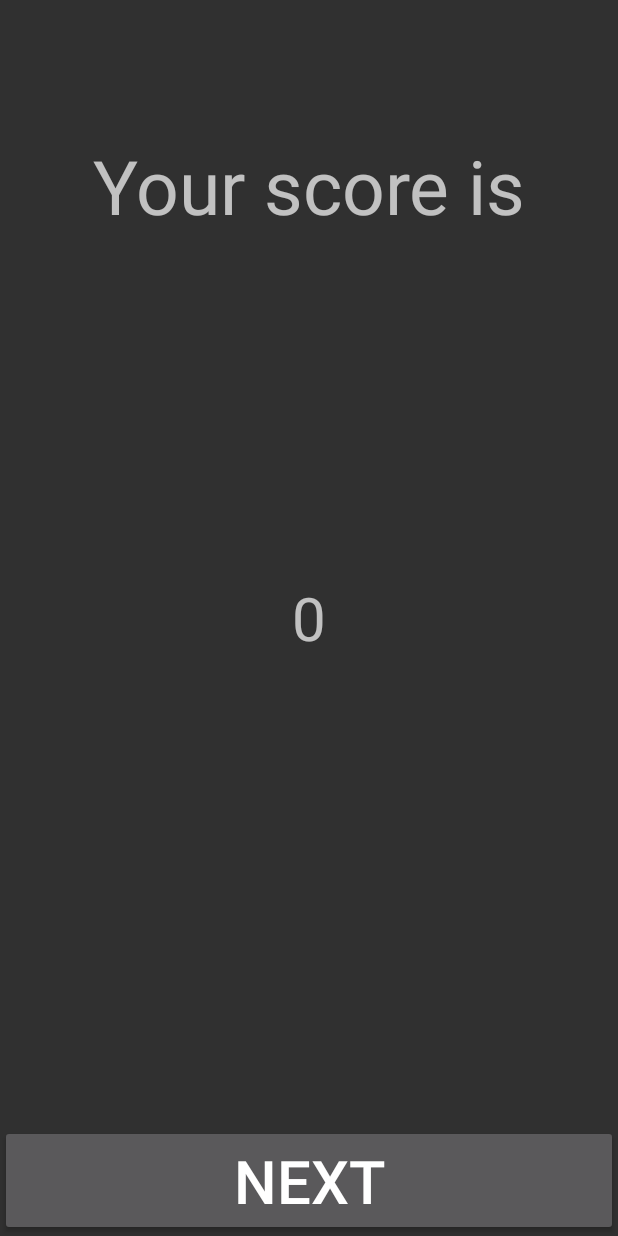
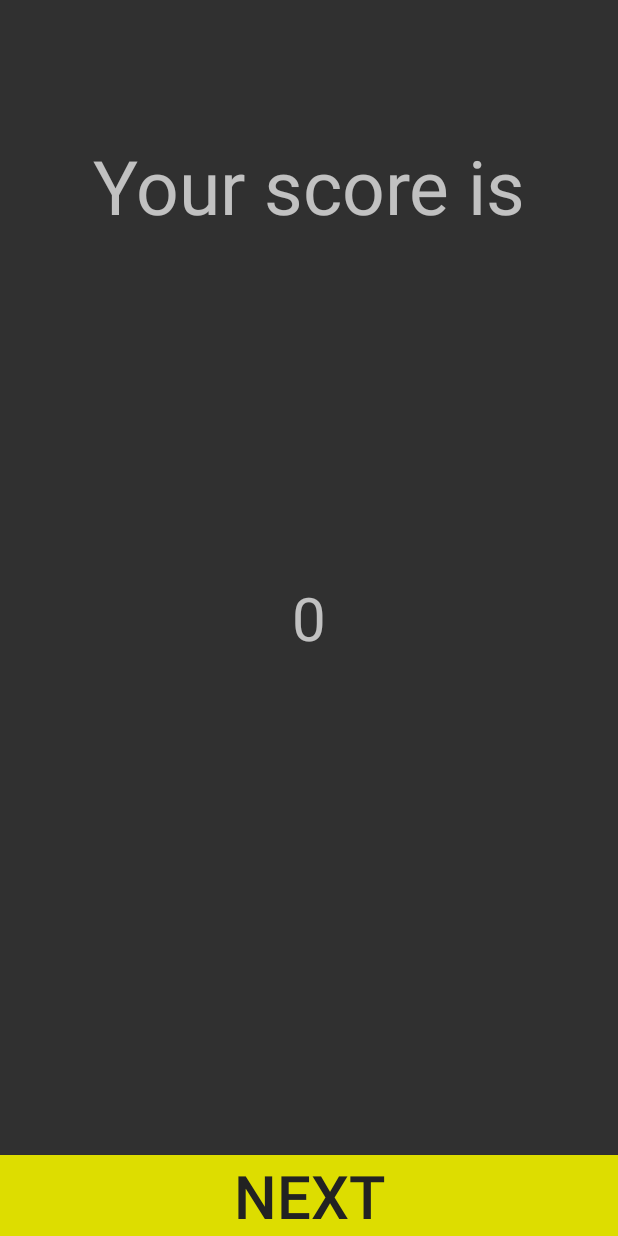
Before and after one commit to uppercasePhi/Snake-Project, an Android app: the DeathScreenActivity screen opened directly, with no data from a screen before it, on a phone screen of 412 x 824 dp. Run offline under Robolectric (Android 15) with nearby library versions, the phone set to English and light mode, and no system bars.

Commit message:
Minor design changes

```diff
--- a/app/src/main/res/layout/activity_death_screen.xml
+++ b/app/src/main/res/layout/activity_death_screen.xml
@@ -25,6 +25,8 @@
             android:layout_height="wrap_content"
             android:textSize="40sp"
             android:text="@string/next"
+            android:background="@color/colorTwo"
+            android:textColor="@color/colorThree"
             android:layout_alignParentBottom="true"
             android:id="@+id/next_button"/>
 
```
Also changed, not shown: app/src/main/res/layout/activity_main.xml (+4 -4 lines).
